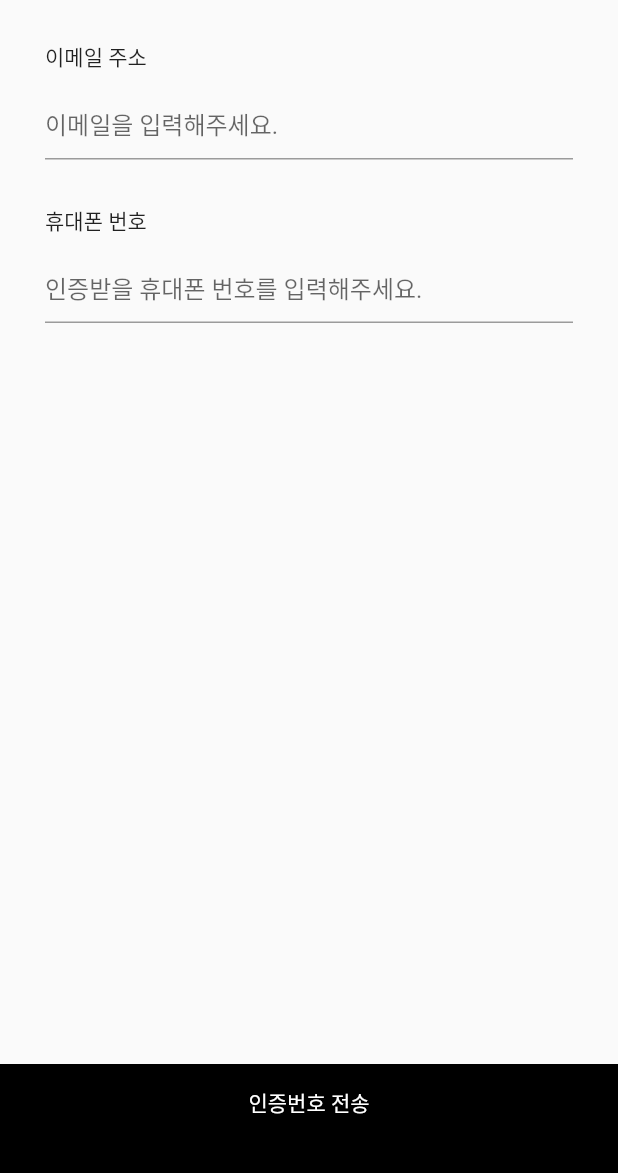
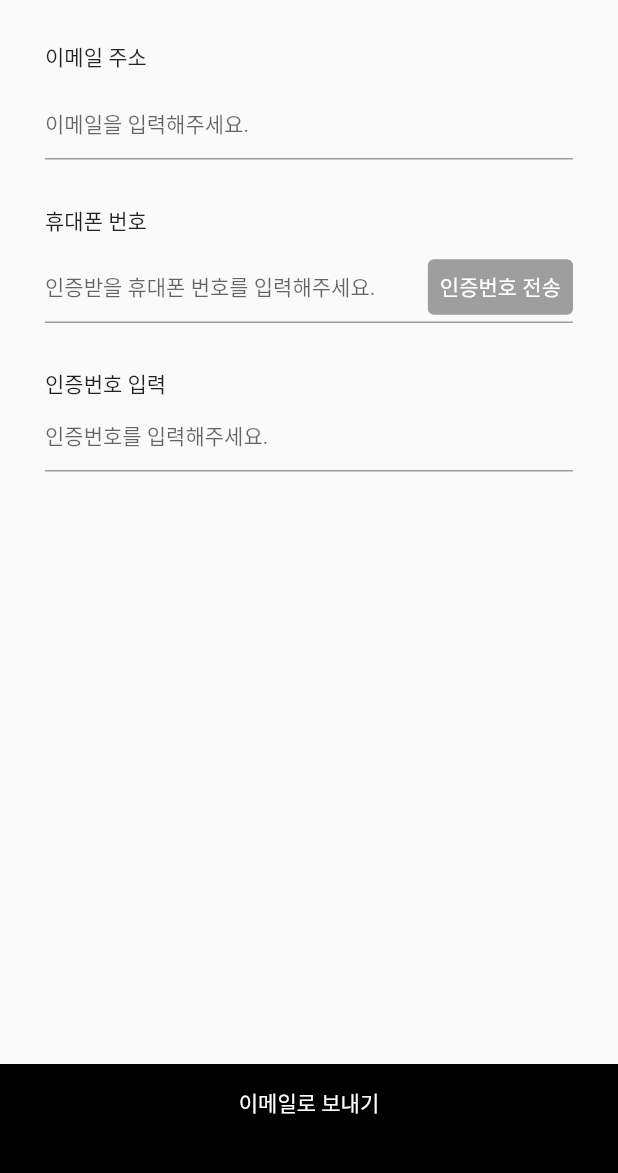
Before and after one commit to 812jay/momo, a Flutter app: the FindPasswordView screen opened by its route, on a phone screen of 412 x 824 dp, the part 58-1231 px from its top. Run offline on Flutter 3.47's test engine with Material 2 defaults, Android fonts, the phone set to English and light mode, and no system bars; our stand-ins replace date_format, flutter_slidable; missing offline and left inert: fab_circular_menu, html_editor_enhanced.

Commit message:
Edit find password page UI, Add common fab circular widget

```diff
--- a/lib/views/auth/find_password.dart
+++ b/lib/views/auth/find_password.dart
@@ -8,6 +8,7 @@ class FindPasswordView extends StatelessWidget {
   @override
   Widget build(BuildContext context) {
     TextEditingController emailController = TextEditingController();
+    TextEditingController phoneController = TextEditingController();
     return Scaffold(
       appBar: commonAppBar(context: context, isLeading: true),
       body: Column(
@@ -22,17 +23,53 @@ class FindPasswordView extends StatelessWidget {
                 const SizedBox(height: 10.0),
                 TextField(
                   controller: emailController,
-                  decoration: const InputDecoration(hintText: '이메일을 입력해주세요.'),
+                  decoration: const InputDecoration(
+                    hintText: '이메일을 입력해주세요.',
+                    hintStyle: TextStyle(fontSize: 14.0),
+                  ),
                   keyboardType: TextInputType.emailAddress,
                 ),
                 const SizedBox(height: 30.0),
                 const Text('휴대폰 번호'),
                 const SizedBox(height: 10.0),
+                Stack(
+                  children: [
+                    TextField(
+                      controller: phoneController,
+                      decoration: const InputDecoration(
+                        hintText: '인증받을 휴대폰 번호를 입력해주세요.',
+                        hintStyle: TextStyle(fontSize: 14.0),
+                      ),
+                      keyboardType: TextInputType.phone,
+                    ),
+                    Align(
+                      alignment: Alignment.bottomRight,
+                      child: TextButton(
+                        onPressed: () {},
+                        style: ButtonStyle(
+                          backgroundColor: MaterialStateColor.resolveWith(
+                            (states) => Colors.grey,
+                          ),
+                        ),
+                        child: const Text(
+                          '인증번호 전송',
+                          style: TextStyle(
+                            color: Colors.white,
+                          ),
+                        ),
+                      ),
+                    ),
+                  ],
+                ),
+                const SizedBox(height: 30.0),
+                const Text('인증번호 입력'),
                 TextField(
                   controller: emailController,
-                  decoration:
-                      const InputDecoration(hintText: '인증받을 휴대폰 번호를 입력해주세요.'),
-                  keyboardType: TextInputType.phone,
+                  decoration: const InputDecoration(
+                    hintText: '인증번호를 입력해주세요.',
+                    hintStyle: TextStyle(fontSize: 14.0),
+                  ),
+                  keyboardType: TextInputType.emailAddress,
                 ),
               ],
             ),
@@ -48,7 +85,7 @@ class FindPasswordView extends StatelessWidget {
               width: double.infinity,
               child: const Center(
                 child: Text(
-                  '인증번호 전송',
+                  '이메일로 보내기',
                   style: TextStyle(color: Colors.white),
                 ),
               ),
--- a/pubspec.yaml
+++ b/pubspec.yaml
@@ -38,6 +38,7 @@ dependencies:
   date_format: ^2.0.6
   flutter_slidable: ^1.3.0
   html_editor_enhanced: ^2.5.0
+  fab_circular_menu: ^1.0.2
 
 dev_dependencies:
   flutter_test:
```
Also changed, not shown: lib/views/common/components/common_fab_circular_menu.dart (added, +85 -0 lines), pubspec.lock, 2 other files.
